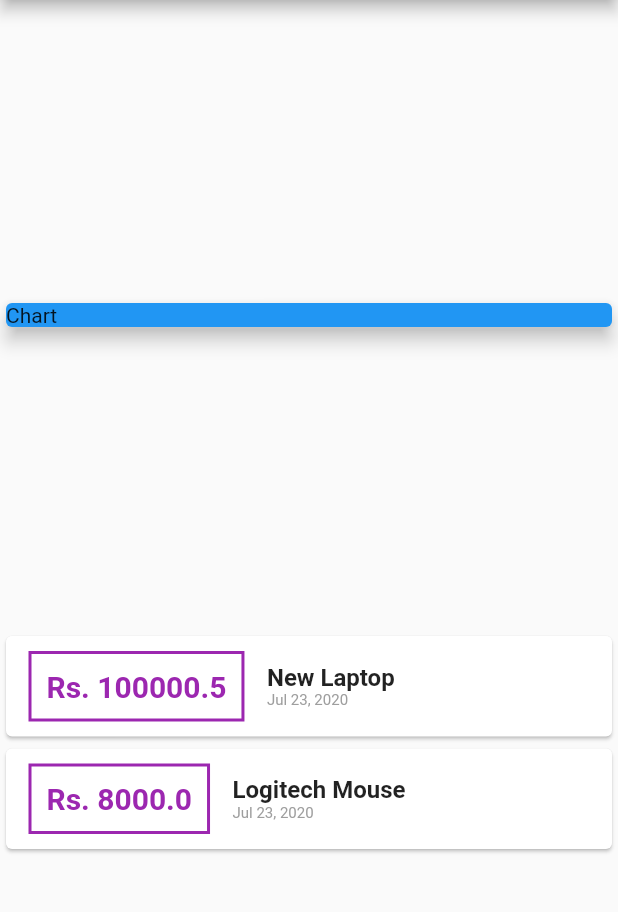
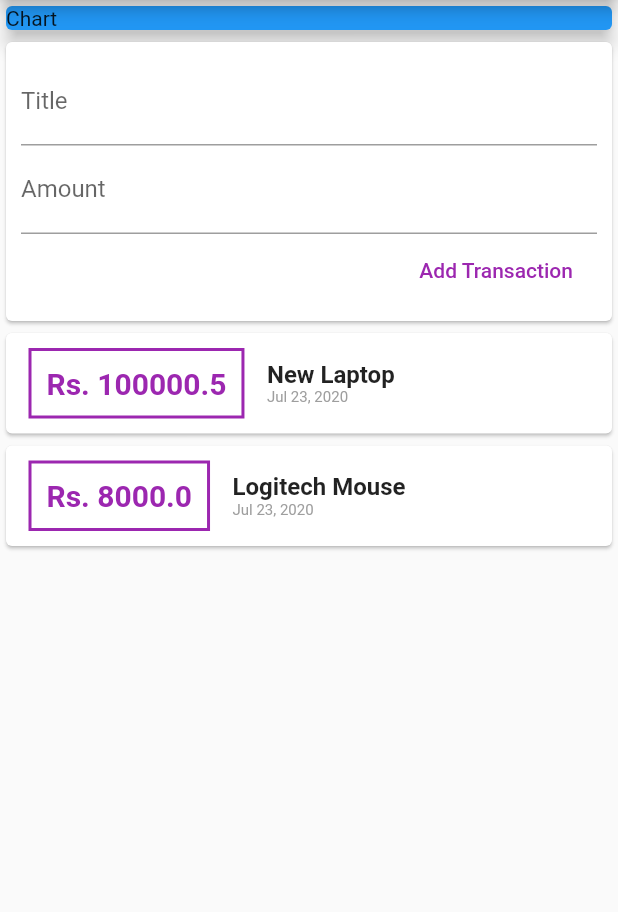
Before and after one commit to absolute-nil/Expense-Tracker, a Flutter app: the screen it shows after launch, on a phone screen of 412 x 824 dp, the part 84-996 px from its top. Run offline on Flutter 3.47's test engine with Material 2 defaults, Android fonts, the phone set to English and light mode, and no system bars.

Commit message:
add user inputs

```diff
--- a/lib/main.dart
+++ b/lib/main.dart
@@ -11,6 +11,8 @@ class MyApp extends StatelessWidget {
     Transaction(
         id: 't2', title: 'Logitech Mouse', amount: 8000, date: DateTime.now())
   ];
+  final titleController = TextEditingController();
+  final amountController = TextEditingController();
 
   @override
   Widget build(BuildContext context) {
@@ -20,7 +22,6 @@ class MyApp extends StatelessWidget {
           title: Text("Expense Manager"),
         ),
         body: Column(
-          mainAxisAlignment: MainAxisAlignment.spaceEvenly,
           crossAxisAlignment: CrossAxisAlignment.stretch,
           children: <Widget>[
             Container(
@@ -30,6 +31,32 @@ class MyApp extends StatelessWidget {
                 color: Colors.blue,
               ),
               width: double.infinity,
+            ),
+            Card(
+              child: Container(
+                padding: EdgeInsets.all(10),
+                child: Column(
+                  crossAxisAlignment: CrossAxisAlignment.end,
+                  children: <Widget>[
+                    TextField(
+                      decoration: InputDecoration(labelText: 'Title'),
+                      controller: titleController,
+                    ),
+                    TextField(
+                      decoration: InputDecoration(labelText: 'Amount'),
+                      controller: amountController,
+                    ),
+                    FlatButton(
+                      onPressed: () {
+                        print(
+                            '${titleController.text},${amountController.text}');
+                      },
+                      child: Text("Add Transaction"),
+                      textColor: Colors.purple,
+                    ),
+                  ],
+                ),
+              ),
             ),
             Column(
                 children: transactions.map((tx) {
@@ -53,8 +80,15 @@ class MyApp extends StatelessWidget {
                     Container(
                       child: Column(
                         children: <Widget>[
-                          Text(tx.title,style: TextStyle(fontSize: 16, fontWeight: FontWeight.bold),),
-                          Text(DateFormat().add_yMMMd().format(tx.date), style: TextStyle(fontSize: 10,color: Colors.grey),)
+                          Text(
+                            tx.title,
+                            style: TextStyle(
+                                fontSize: 16, fontWeight: FontWeight.bold),
+                          ),
+                          Text(
+                            DateFormat().add_yMMMd().format(tx.date),
+                            style: TextStyle(fontSize: 10, color: Colors.grey),
+                          )
                         ],
                         crossAxisAlignment: CrossAxisAlignment.start,
                       ),
```
